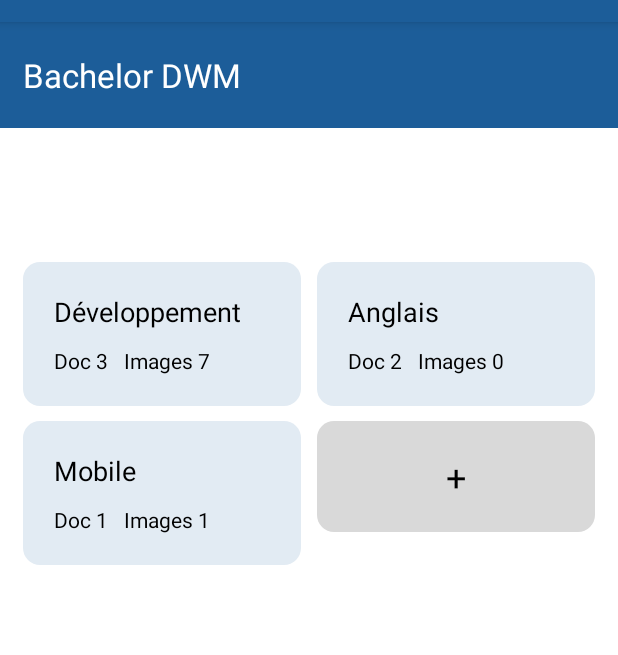
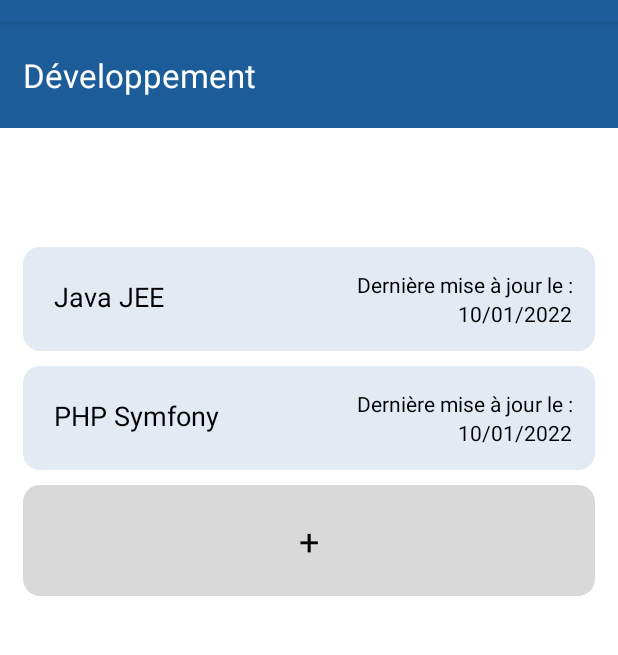
Before and after one commit to Rom2-ls/MyClass, an Android app: the screen it shows after launch (ListMatiereActivity before the commit, DetailMatiereActivity after it), on a phone screen of 412 x 824 dp, the part 62-717 px from its top. Run offline under Robolectric (Android 15) with nearby library versions, the phone set to English and light mode, and no system bars; our stand-ins replace FlexboxLayout.

Commit message:
Ajout de l'activity detail matiere

```diff
--- a/app/src/main/AndroidManifest.xml
+++ b/app/src/main/AndroidManifest.xml
@@ -12,6 +12,13 @@
         android:supportsRtl="true"
         android:theme="@style/Theme.MyClass"
         tools:targetApi="31">
+        <activity
+            android:name=".DetailMatiereActivity"
+            android:exported="false">
+            <meta-data
+                android:name="android.app.lib_name"
+                android:value="" />
+        </activity>
         <activity
             android:name=".ListMatiereActivity"
             android:exported="false">
--- /dev/null
+++ b/app/src/main/java/com/example/myclass/DetailMatiereActivity.kt
@@ -0,0 +1,11 @@
+package com.example.myclass
+
+import androidx.appcompat.app.AppCompatActivity
+import android.os.Bundle
+
+class DetailMatiereActivity : AppCompatActivity() {
+    override fun onCreate(savedInstanceState: Bundle?) {
+        super.onCreate(savedInstanceState)
+        setContentView(R.layout.activity_detail_matiere)
+    }
+}
--- a/app/src/main/java/com/example/myclass/MainActivity.kt
+++ b/app/src/main/java/com/example/myclass/MainActivity.kt
@@ -9,7 +9,7 @@ class MainActivity : AppCompatActivity() {
         super.onCreate(savedInstanceState)
         setContentView(R.layout.activity_main)
 
-        val intent = Intent(this, ListMatiereActivity::class.java)
+        val intent = Intent(this, DetailMatiereActivity::class.java)
         startActivity(intent)
     }
 }
--- /dev/null
+++ b/app/src/main/res/layout/activity_detail_matiere.xml
@@ -0,0 +1,172 @@
+<?xml version="1.0" encoding="utf-8"?>
+<androidx.constraintlayout.widget.ConstraintLayout xmlns:android="http://schemas.android.com/apk/res/android"
+    xmlns:app="http://schemas.android.com/apk/res-auto"
+    xmlns:tools="http://schemas.android.com/tools"
+    android:layout_width="match_parent"
+    android:layout_height="match_parent"
+    tools:context=".DetailMatiereActivity">
+
+    <com.google.android.flexbox.FlexboxLayout
+        xmlns:android="http://schemas.android.com/apk/res/android"
+        xmlns:app="http://schemas.android.com/apk/res-auto"
+        android:layout_width="match_parent"
+        android:layout_height="wrap_content"
+        android:padding="15dp"
+        android:background="@color/primary"
+        app:flexDirection="column">
+        <TextView
+            android:layout_width="match_parent"
+            android:layout_height="match_parent"
+            android:text="Développement"
+            android:gravity="left|top"
+            android:textColor="@color/white"
+            android:layout_marginTop="5dp"
+            android:textSize="22dp"/>
+        <TextView
+            android:layout_width="match_parent"
+            android:layout_height="match_parent"
+            android:layout_marginTop="10dp"
+            android:text="Responsable du jour : John Doe"
+            android:gravity="left|top"
+            android:textColor="@color/white"/>
+        <TextView
+            android:layout_width="match_parent"
+            android:layout_height="match_parent"
+            android:text="Responsable de demain : Lorem Ipsum"
+            android:layout_marginTop="5dp"
+            android:layout_marginBottom="15dp"
+            android:gravity="left|top"
+            android:textColor="@color/white"/>
+    </com.google.android.flexbox.FlexboxLayout>
+
+    <LinearLayout xmlns:android="http://schemas.android.com/apk/res/android"
+        xmlns:tools="http://schemas.android.com/tools"
+        android:layout_width="match_parent"
+        android:layout_height="match_parent"
+        android:layout_marginTop="140dp"
+        android:layout_marginHorizontal="15dp"
+        android:gravity="left|top"
+        android:orientation="vertical"
+        app:layout_constraintBottom_toBottomOf="parent"
+        app:layout_constraintEnd_toEndOf="parent"
+        app:layout_constraintStart_toStartOf="parent"
+        app:layout_constraintTop_toTopOf="parent"
+
+        >
+            <LinearLayout xmlns:android="http://schemas.android.com/apk/res/android"
+                    xmlns:tools="http://schemas.android.com/tools"
+                    android:layout_width="match_parent"
+                    android:layout_height="wrap_content"
+                    android:layout_marginTop="10dp"
+                    android:padding="15dp"
+                    android:gravity="start|top"
+                    android:orientation="horizontal"
+                    android:background="@drawable/class_card"
+                    app:layout_constraintBottom_toBottomOf="parent"
+                    app:layout_constraintEnd_toEndOf="parent"
+                    app:layout_constraintStart_toStartOf="parent"
+                    app:layout_constraintTop_toTopOf="parent"
+
+                    >
+                    <TextView
+                        android:layout_width="wrap_content"
+                        android:layout_height="wrap_content"
+                        android:text="Java JEE"
+                        android:textSize="18dp"
+                        android:layout_margin="5dp"
+                        android:textColor="@color/black" />
+                    <View
+                        android:layout_width="0dp"
+                        android:layout_height="0dp"
+                        android:layout_weight="1" />
+                    <LinearLayout xmlns:android="http://schemas.android.com/apk/res/android"
+                        xmlns:tools="http://schemas.android.com/tools"
+                        android:layout_width="wrap_content"
+                        android:layout_height="wrap_content"
+                        android:gravity="left|top"
+                        android:orientation="vertical">
+                        <TextView
+                            android:layout_width="match_parent"
+                            android:layout_height="wrap_content"
+                            android:text="Dernière mise à jour le :"
+                            android:textAlignment="textEnd"
+                            android:textColor="@color/black" />
+                        <TextView
+                            android:layout_width="match_parent"
+                            android:layout_height="wrap_content"
+                            android:text="10/01/2022"
+                            android:textAlignment="textEnd"
+                            android:textColor="@color/black" />
+                    </LinearLayout>
+            </LinearLayout>
+            <LinearLayout xmlns:android="http://schemas.android.com/apk/res/android"
+            xmlns:tools="http://schemas.android.com/tools"
+            android:layout_width="match_parent"
+            android:layout_height="wrap_content"
+            android:layout_marginTop="10dp"
+            android:padding="15dp"
+            android:gravity="start|top"
+            android:orientation="horizontal"
+            android:background="@drawable/class_card"
+            app:layout_constraintBottom_toBottomOf="parent"
+            app:layout_constraintEnd_toEndOf="parent"
+            app:layout_constraintStart_toStartOf="parent"
+            app:layout_constraintTop_toTopOf="parent"
+
+            >
+            <TextView
+                android:layout_width="wrap_content"
+                android:layout_height="wrap_content"
+                android:text="PHP Symfony"
+                android:textSize="18dp"
+                android:layout_margin="5dp"
+                android:textColor="@color/black" />
+            <View
+                android:layout_width="0dp"
+                android:layout_height="0dp"
+                android:layout_weight="1" />
+            <LinearLayout xmlns:android="http://schemas.android.com/apk/res/android"
+                xmlns:tools="http://schemas.android.com/tools"
+                android:layout_width="wrap_content"
+                android:layout_height="wrap_content"
+                android:gravity="left|top"
+                android:orientation="vertical">
+                <TextView
+                    android:layout_width="match_parent"
+                    android:layout_height="wrap_content"
+                    android:text="Dernière mise à jour le :"
+                    android:textAlignment="textEnd"
+                    android:textColor="@color/black" />
+                <TextView
+                    android:layout_width="match_parent"
+                    android:layout_height="wrap_content"
+                    android:text="10/01/2022"
+                    android:textAlignment="textEnd"
+                    android:textColor="@color/black" />
+            </LinearLayout>
+        </LinearLayout>
+            <LinearLayout xmlns:android="http://schemas.android.com/apk/res/android"
+        xmlns:tools="http://schemas.android.com/tools"
+        android:layout_width="match_parent"
+        android:layout_height="wrap_content"
+        android:layout_marginTop="10dp"
+        android:padding="15dp"
+        android:gravity="center"
+        android:orientation="vertical"
+        android:background="@drawable/class_card_add"
+        app:layout_constraintBottom_toBottomOf="parent"
+        app:layout_constraintEnd_toEndOf="parent"
+        app:layout_constraintStart_toStartOf="parent"
+        app:layout_constraintTop_toTopOf="parent"
+
+        >
+        <TextView
+            android:layout_width="wrap_content"
+            android:layout_height="wrap_content"
+            android:text="+"
+            android:textSize="24dp"
+            android:layout_margin="5dp"
+            android:textColor="@color/black" />
+    </LinearLayout>
+    </LinearLayout>
+</androidx.constraintlayout.widget.ConstraintLayout>
```
